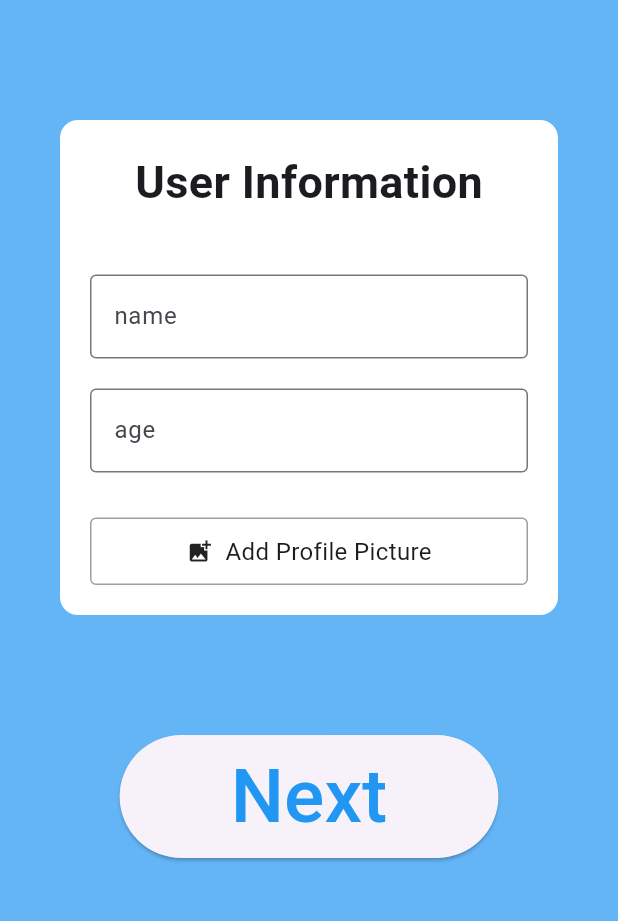
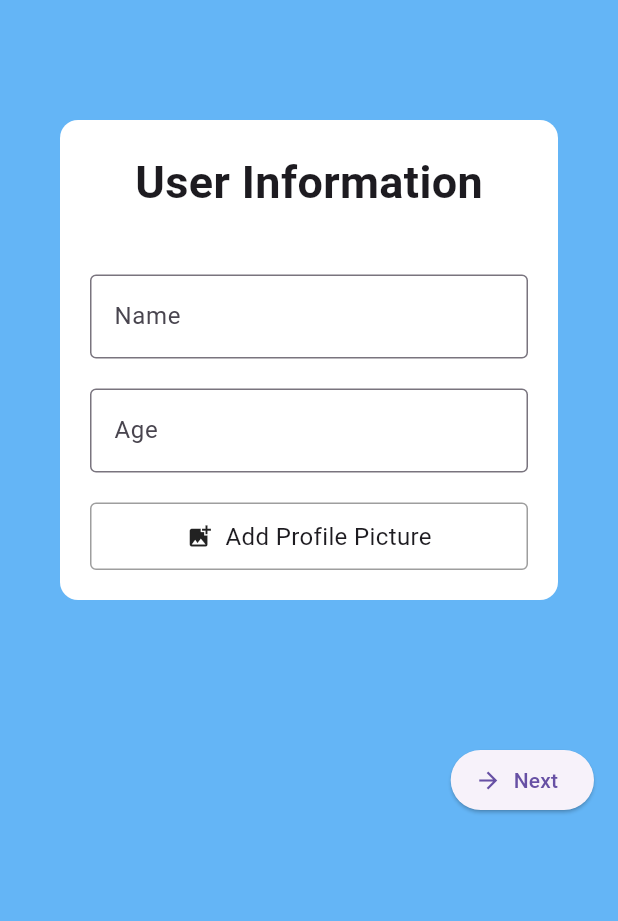
Before and after one commit to piseyKhenchandara/FitGo-flutter-final-project, a Flutter app: the UserInfoPage screen opened by its route, on a phone screen of 412 x 824 dp, the part 105-1026 px from its top. Run offline on Flutter 3.47's test engine with Material 3 defaults, Android fonts, the phone set to English and light mode, and no system bars; our stand-ins replace go_router, image_picker.

Commit message:
Update onboarding and setup pages, add BackNextButton, Snackbar, and helpers

```diff
--- a/fit_go/lib/router/app_router.dart
+++ b/fit_go/lib/router/app_router.dart
@@ -10,16 +10,20 @@ import 'package:go_router/go_router.dart';
 
 class AppRouter {
   static final GoRouter router = GoRouter(
-    initialLocation: '/onboardingg',
+    initialLocation: '/onboarding',
 
     routes: [
-
-      GoRoute(path: '/onboardingg', name: 'onboard', builder: (context, state) => const UserInfoPage(),),
-
       GoRoute(
         path: '/onboarding',
         name: "onboarding",
         builder: (context, state) => OnboardingPage(),
+      ),
+
+
+      GoRoute(
+        path: '/setup/user_info',
+        name: 'onboard',
+        builder: (context, state) => const UserInfoPage(),
       ),
       GoRoute(
         path: '/setup/gender',
--- a/fit_go/lib/ui/onboarding/onboarding_page.dart
+++ b/fit_go/lib/ui/onboarding/onboarding_page.dart
@@ -19,7 +19,7 @@ class _OnboardingPageState extends State<OnboardingPage> {
   void nextPage() {
 
     if(currentIndex == hookPages.length -1) {
-      return context.go('/setup/gender');
+      return context.go('/setup/user_info');
     };
 
     if (currentIndex < hookPages.length) {
--- a/fit_go/lib/ui/setup/user_info_page.dart
+++ b/fit_go/lib/ui/setup/user_info_page.dart
@@ -2,7 +2,9 @@ import 'dart:io';
 
 import 'package:fit_go/controllers/user_setup_controller.dart';
 import 'package:fit_go/service/user_service.dart';
+import 'package:fit_go/service/validation_service.dart';
 import 'package:fit_go/widgets/appbar.dart';
+import 'package:fit_go/widgets/back_next_button.dart';
 import 'package:flutter/foundation.dart';
 import 'package:flutter/material.dart';
 import 'package:go_router/go_router.dart';
@@ -16,34 +18,29 @@ class UserInfoPage extends StatefulWidget {
 }
 
 class _UserInfoPageState extends State<UserInfoPage> {
-
   final TextEditingController _nameController = TextEditingController();
   final TextEditingController _ageController = TextEditingController();
 
   File? _profileImage;
-  Uint8List? _webImage; // new
+  Uint8List? _webImage;
 
   final ImagePicker _picker = ImagePicker();
-
-
+  final _formkey = GlobalKey<FormState>();
 
   @override
   void initState() {
     super.initState();
 
-    if(userSetupController.name != null) {
+    if (userSetupController.name != null) {
       _nameController.text = userSetupController.name!;
-
     }
-    if(userSetupController.age !=null) {
-      _ageController.text = userSetupController.age.toString()!;
+    if (userSetupController.age != null) {
+      _ageController.text = userSetupController.age.toString();
+    }
   }
 
-  }
-
-
   Future<void> _pickImage(ImageSource source) async {
-    try{
+    try {
       final XFile? pickedFile = await _picker.pickImage(
         source: source,
         maxWidth: 1800,
@@ -51,32 +48,30 @@ class _UserInfoPageState extends State<UserInfoPage> {
         imageQuality: 85,
       );
 
-      if(pickedFile !=null) {
-        if(kIsWeb) {
-
+      if (pickedFile != null) {
+        if (kIsWeb) {
           final bytes = await pickedFile.readAsBytes();
           setState(() {
             _webImage = bytes;
           });
-        }
-        else{
+        } else {
           setState(() {
             _profileImage = File(pickedFile.path);
           });
         }
       }
+    } catch (e) {
+      if (mounted) {
+        ScaffoldMessenger.of(context).showSnackBar(
+          SnackBar(content: Text('Error picking image: $e')),
+        );
       }
-    catch(e) {
-      ScaffoldMessenger.of(context).showSnackBar(
-        SnackBar(content: Text('Eror picking image : $e')),
-      );
     }
   }
 
   void _showImageSourceOptions() {
-
     final isMobile = !kIsWeb && (Platform.isAndroid || Platform.isIOS);
-    if(isMobile) {
+    if (isMobile) {
       showModalBottomSheet(
         context: context,
         builder: (BuildContext context) {
@@ -100,12 +95,11 @@ class _UserInfoPageState extends State<UserInfoPage> {
                   },
                 )
               ],
-            )
+            ),
           );
         }
       );
-    }
-    else{
+    } else {
       _pickImage(ImageSource.gallery);
     }
   }
@@ -117,71 +111,67 @@ class _UserInfoPageState extends State<UserInfoPage> {
     super.dispose();
   }
 
-
-
   @override
   Widget build(BuildContext context) {
     return Scaffold(
-      body: Center(
-
-        child: Container(
+      body: Container(
         color: Colors.blue[300],
         child: Column(
           children: [
             const Padding(
               padding: EdgeInsets.fromLTRB(10, 30, 10, 30),
-
               child: Appbar(),
             ),
 
+            Expanded(
+              child: SingleChildScrollView(
+                child: Column(
+                  children: [
                     const SizedBox(height: 10),
 
-              Container(
-
-
-                  padding: EdgeInsets.all(20),
-                  margin: EdgeInsets.all(40),
-                  decoration: BoxDecoration(
+                    Form(
+                      key: _formkey,
+                      child: Container(
+                        padding: const EdgeInsets.all(20),
+                        margin: const EdgeInsets.all(40),
+                        decoration: const BoxDecoration(
                           borderRadius: BorderRadius.all(Radius.circular(12)),
-                    color : Colors.white,
+                          color: Colors.white,
                         ),
-                  child : Column(
+                        child: Column(
                           children: [
-
                             const Text(
                               'User Information',
                               style: TextStyle(
-
                                 fontWeight: FontWeight.bold,
                                 fontSize: 30,
                               ),
                             ),
 
-                    SizedBox(height: 40,),
+                            const SizedBox(height: 40),
 
-                    TextField(
+                            TextFormField(
                               controller: _nameController,
                               decoration: const InputDecoration(
                                 border: OutlineInputBorder(),
-                        labelText: 'name',
-
+                                labelText: 'Name',
                               ),
+                              validator: ValidationService.validateName,
                             ),
 
-                    SizedBox(height: 20,),
+                            const SizedBox(height: 20),
 
-                    TextField(
+                            TextFormField(
                               controller: _ageController,
-                      decoration: InputDecoration(
+                              keyboardType: TextInputType.number,
+                              decoration: const InputDecoration(
                                 border: OutlineInputBorder(),
-                        labelText: 'age',
+                                labelText: 'Age',
                               ),
+                              validator: ValidationService.validateAge,
                             ),
 
-                    SizedBox(height: 20,),
-
-
-                    const SizedBox(height: 10,),
+                            const SizedBox(height: 20),
 
                             if (_profileImage != null || _webImage != null)
                               Stack(
@@ -196,7 +186,8 @@ class _UserInfoPageState extends State<UserInfoPage> {
                                     child: ClipRRect(
                                       borderRadius: BorderRadius.circular(8),
                                       child: kIsWeb
-                                  ? Image.memory(_webImage!, fit : BoxFit.cover) : Image.file(_profileImage!, fit: BoxFit.cover,)
+                                        ? Image.memory(_webImage!, fit: BoxFit.cover)
+                                        : Image.file(_profileImage!, fit: BoxFit.cover),
                                     ),
                                   ),
                                   Positioned(
@@ -214,8 +205,6 @@ class _UserInfoPageState extends State<UserInfoPage> {
                                   ),
                                 ],
                               )
-
-
                             else
                               GestureDetector(
                                 onTap: _showImageSourceOptions,
@@ -228,9 +217,9 @@ class _UserInfoPageState extends State<UserInfoPage> {
                                     border: Border.all(color: Colors.grey),
                                     borderRadius: BorderRadius.circular(4),
                                   ),
-                              child: Row(
+                                  child: const Row(
                                     mainAxisAlignment: MainAxisAlignment.center,
-                                children: const [
+                                    children: [
                                       Icon(Icons.add_photo_alternate, size: 18),
                                       SizedBox(width: 8),
                                       Text(
@@ -241,45 +230,42 @@ class _UserInfoPageState extends State<UserInfoPage> {
                                   ),
                                 ),
                               ),
-
-
-
-
-
-
                           ],
                         ),
-
-
-
-
+                      ),
                     ),
 
                     const SizedBox(height: 40),
 
-            ElevatedButton(onPressed: () {
-              String? error = UserService.saveUserInfo(_nameController.text, _ageController.text);
+                    BackNextButton(
+                      go_next: true,
+                      nextRoute: '/setup/gender',
+                      onNext: () {
 
-              if(error !=null) {
-                ScaffoldMessenger.of(context).showSnackBar(SnackBar(content: Text(error)));
-                return;
-              }
+                        if (_formkey.currentState!.validate()) {
 
+                          UserService.saveUserInfo(
+                            _nameController.text,
+                            _ageController.text,
+                          );
                           UserService.saveProfileImage(_profileImage, _webImage);
 
-              context.go('/setup/gender');
+                          return true;
+
+                        }
+                        return false;
+
+
 
                       },
-            child: const Padding(
-              padding: EdgeInsets.fromLTRB(50, 5, 50, 5),
-              child: Text('Next',style: TextStyle(fontSize: 50, color: Colors.blue),),
-              ) ,
-
                     ),
 
-            ]
-
+                    const SizedBox(height: 20),
+                  ],
                 ),
+              ),
+            ),
+          ],
         ),
       ),
     );
--- /dev/null
+++ b/fit_go/lib/widgets/back_next_button.dart
@@ -0,0 +1,67 @@
+
+import 'package:flutter/material.dart';
+import 'package:go_router/go_router.dart';
+
+class BackNextButton extends StatelessWidget {
+  const BackNextButton({
+    super.key,
+    this.go_back = false,
+    this.go_next = false,
+    this.backRoute,
+    this.nextRoute,
+    this.onNext,
+    this.onBack,
+  });
+
+  final bool go_back;
+  final bool go_next;
+  final String? backRoute;
+  final String? nextRoute;
+  final bool Function()? onNext;
+  final bool Function()? onBack;
+
+  @override
+  Widget build(BuildContext context) {
+    return Padding(
+      padding: const EdgeInsets.all(16),
+      child: Row(
+        mainAxisAlignment: MainAxisAlignment.spaceBetween,
+        children: [
+          go_back
+              ? ElevatedButton.icon(
+                  icon: const Icon(Icons.arrow_back),
+                  label: const Text('Back'),
+                  onPressed: () {
+                    final canGo = onBack?.call() ?? true;
+
+                    if (!canGo) return;
+
+                    if (backRoute != null) {
+                      context.go(backRoute!);
+                    } else {
+                      Navigator.pop(context);
+                    }
+                  },
+                )
+              : const SizedBox(),
+
+          go_next
+              ? ElevatedButton.icon(
+                  icon: const Icon(Icons.arrow_forward),
+                  label: const Text('Next'),
+                  onPressed: () {
+                    final canGo = onNext?.call() ?? true;
+
+                    if(!canGo) return;
+
+                    if (nextRoute != null) {
+                      context.go(nextRoute!);
+                    }
+                  },
+                )
+              : const SizedBox(),
+        ],
+      ),
+    );
+  }
+}
```
Also changed, not shown: fit_go/lib/helpers/snackbar_helper.dart (added, +19 -0 lines), fit_go/lib/ui/setup/gender_page.dart (+31 -4 lines), fit_go/lib/ui/setup/height_page.dart (+13 -16 lines), fit_go/lib/ui/setup/weight_avg_page.dart (+7 -97 lines), fit_go/lib/ui/setup/weight_page.dart (+15 -16 lines), fit_go/lib/widgets/snackbar.dart (added, +14 -0 lines). Lines whose indentation alone changed are shown as unchanged.
